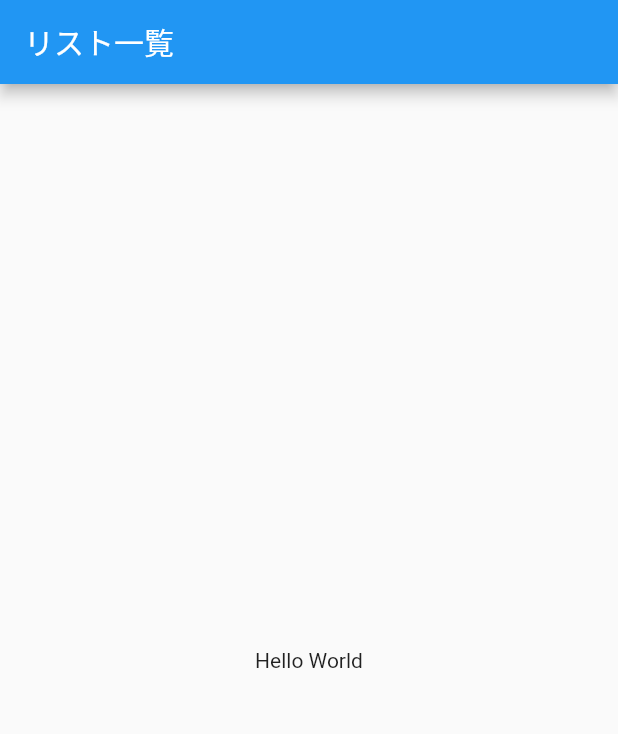
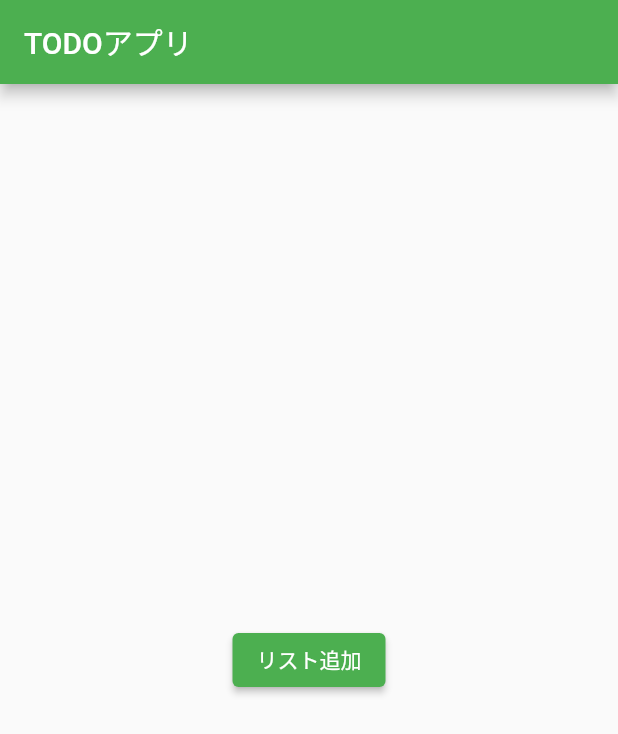
Before and after one commit to hamadayuuki/practice-flutter, a Flutter app: the screen it shows after launch, on a phone screen of 412 x 824 dp. Shown: the top 734 px of the screen. Run offline on Flutter 3.47's test engine with Material 2 defaults, Android fonts, the phone set to English and light mode, and no system bars.

Commit message:
add: ボタンを表示

```diff
--- a/lib/main.dart
+++ b/lib/main.dart
@@ -13,7 +13,7 @@ class MyTodoApp extends StatelessWidget {
     return MaterialApp(
       title: 'My Todo App',   // アプリ名
       theme: ThemeData(
-        primarySwatch: Colors.blue,   // テーマカラー
+        primarySwatch: Colors.green,   // テーマカラー
       ),
 
       // リスト一覧画面を表示
@@ -38,11 +38,23 @@ class _TodoListPageState extends State<TodoListPage> {
     return Scaffold(
 
       appBar: AppBar(
-        title: Text("リスト一覧"),
+        title: Text("TODOアプリ"),
       ),
 
       body: Center(
-        child: Text("Hello World")
+
+        child: ElevatedButton(
+
+          onPressed: (){ },
+          child: Text(
+            "リスト追加",
+            style: TextStyle(
+                color: Colors.white
+            )
+          )
+
+        )// ElevatedButton
+
       ),
 
     );// Scaffold
```
